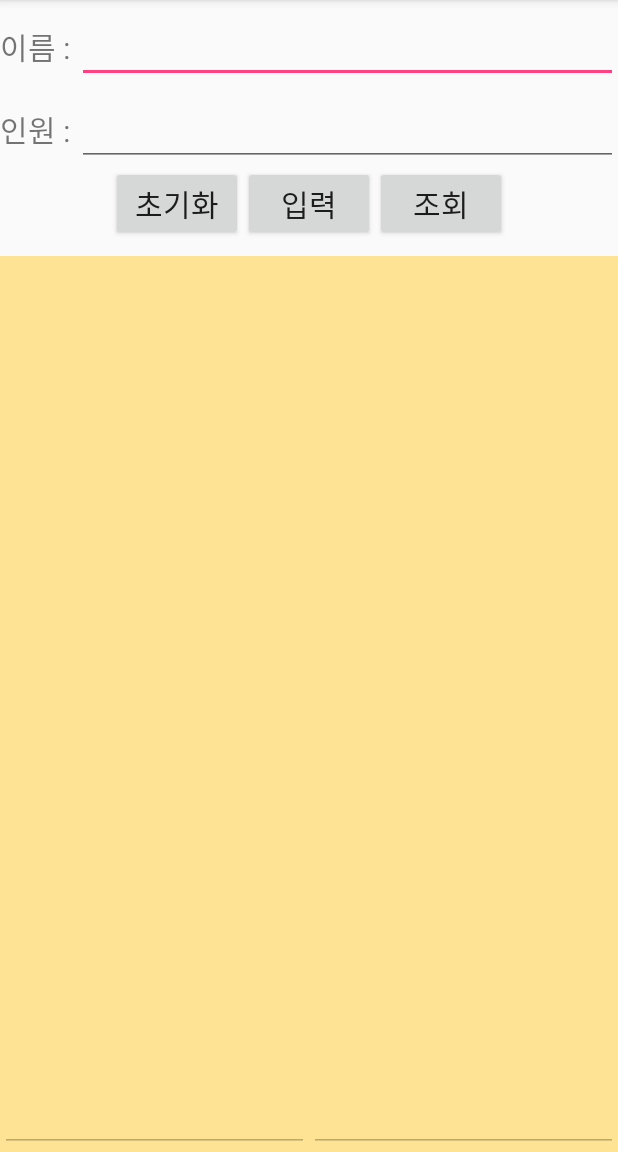
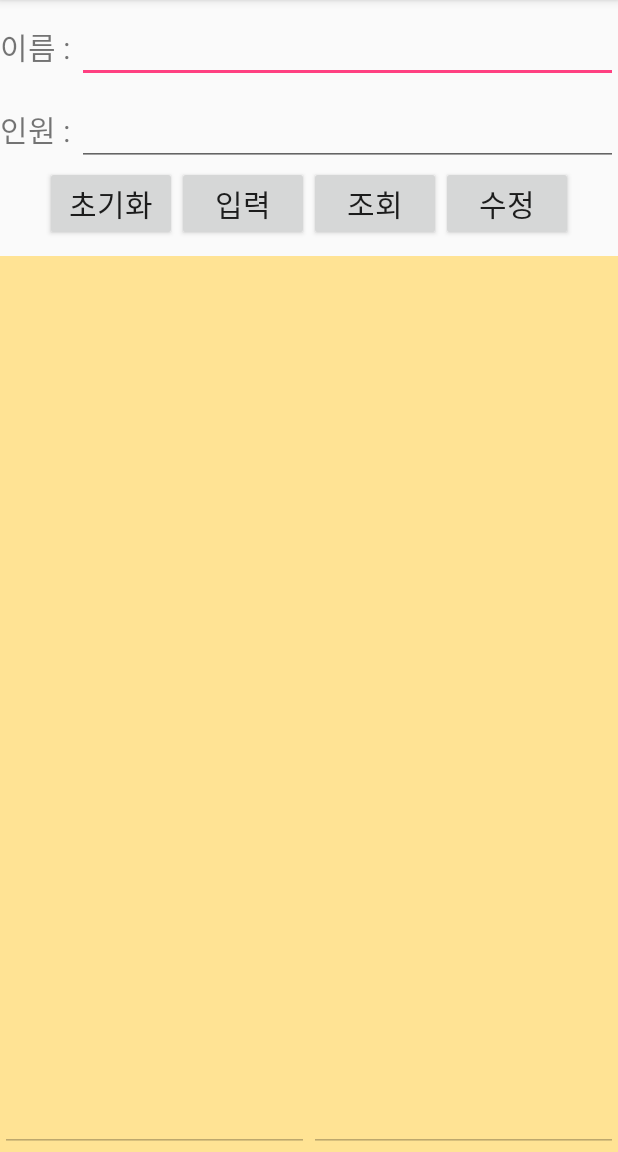
Before and after one commit to benignstar/DBEx, an Android app: the screen it shows after launch (MainActivity), on a phone screen of 412 x 824 dp, the part 84-1236 px from its top. Run offline under Robolectric (Android 15) with nearby library versions, the phone set to English and light mode, and no system bars.

Commit message:
Update Button Handling

```diff
--- a/app/src/main/java/benignstar/kr/hs/emirim/dbex/MainActivity.java
+++ b/app/src/main/java/benignstar/kr/hs/emirim/dbex/MainActivity.java
@@ -14,7 +14,7 @@ import android.widget.Toast;
 public class MainActivity extends AppCompatActivity {
     MyDBHelper myHelper;
     EditText edit_group_name, edit_group_count, edit_result_name, edit_result_count;
-    Button but_init, but_insert, but_select;
+    Button but_init, but_insert, but_select, but_update;
     SQLiteDatabase sqlDB;
 
     @Override
@@ -29,6 +29,7 @@ public class MainActivity extends AppCompatActivity {
         but_init=(Button)findViewById(R.id.but_init);
         but_insert=(Button)findViewById(R.id.but_insert);
         but_select=(Button)findViewById(R.id.but_select);
+        but_update=(Button)findViewById(R.id.but_update);
 
         myHelper=new MyDBHelper(this);
         but_init.setOnClickListener(new View.OnClickListener() {
@@ -40,11 +41,21 @@ public class MainActivity extends AppCompatActivity {
             }
         });
 
+        but_update.setOnClickListener(new View.OnClickListener() {
+            @Override
+            public void onClick(View view) {
+                sqlDB=myHelper.getWritableDatabase();
+                String sql="update idolTable set idolCount="+edit_group_count.getText().toString()+" where idolName="+edit_group_name.getText().toString();
+                sqlDB.execSQL(sql);
+                sqlDB.close();
+                Toast.makeText(MainActivity.this, "저장됨", Toast.LENGTH_LONG).show();
+            }
+        });
+
         but_insert.setOnClickListener(new View.OnClickListener() {
             @Override
             public void onClick(View view) {
                 sqlDB=myHelper.getWritableDatabase();
-              //  sqlDB.rawQuery("select ")
                 String sql="insert into idolTable values('"+edit_group_name.getText().toString()
                         +"', "+edit_group_count.getText().toString()+");";
                 sqlDB.execSQL(sql);
--- a/app/src/main/res/layout/activity_main.xml
+++ b/app/src/main/res/layout/activity_main.xml
@@ -59,6 +59,12 @@
             android:text="조회"
             android:layout_width="wrap_content"
             android:layout_height="wrap_content" />
+        <Button
+            android:textSize="20sp"
+            android:id="@+id/but_update"
+            android:text="수정"
+            android:layout_width="wrap_content"
+            android:layout_height="wrap_content" />
     </LinearLayout>
     <LinearLayout
         android:background="#ffe394"
```
